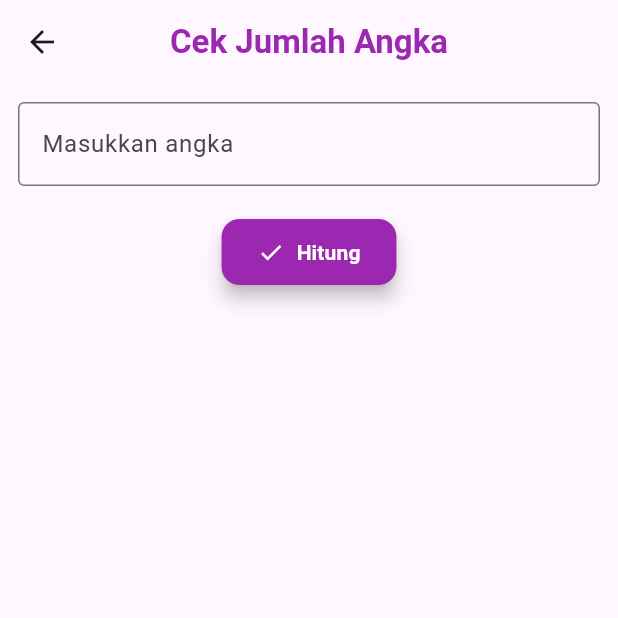
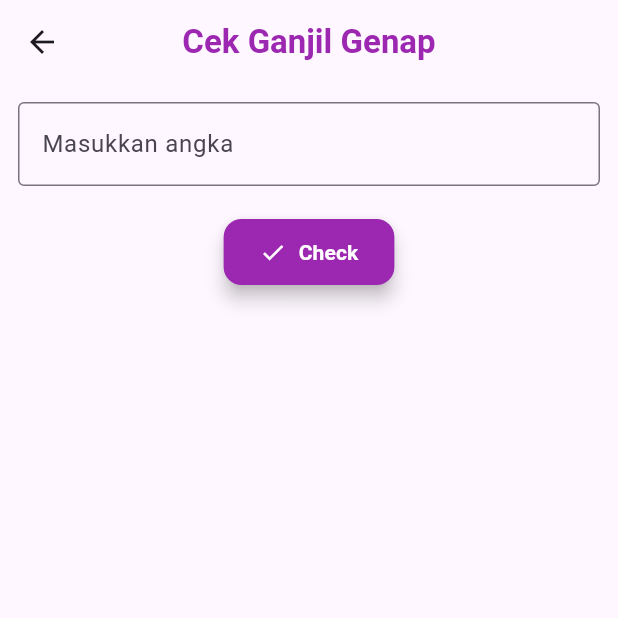
Before and after one commit to abeaar/Mobile-App, a Flutter app: the GanjilGenap screen opened by its route, on a phone screen of 412 x 824 dp, the top half of it. Run offline on Flutter 3.47's test engine with Material 3 defaults, Android fonts, the phone set to English and light mode, and no system bars.

Commit message:
fix main faiz

```diff
--- a/lib/ganjil_genap.dart
+++ b/lib/ganjil_genap.dart
@@ -13,8 +13,10 @@ class _GanjilGenapState extends State<GanjilGenap> {
     String inputUser = _controller.text;
     if (inputUser.isEmpty) return;
 
-    int count = inputUser.length;
-    String message = "Jumlah angka: $count";
+    int? number = int.tryParse(inputUser);
+    if (number == null) return;
+
+    String message = (number % 2 == 0) ? "Angka Genap" : "Angka Ganjil";
 
     // Munculkan Alert Dialog
     showDialog(
@@ -41,7 +43,7 @@ class _GanjilGenapState extends State<GanjilGenap> {
       ),
     );
 
-    // Kosongkan input setelah submit
+    // Kosongkan input setelah submit (opsional)
     _controller.clear();
   }
 
@@ -50,7 +52,7 @@ class _GanjilGenapState extends State<GanjilGenap> {
     return Scaffold(
       appBar: AppBar(
         title: Text(
-          "Cek Jumlah Angka",
+          "Cek Ganjil Genap",
           style: TextStyle(fontWeight: FontWeight.w600, color: Colors.purple),
         ),
         centerTitle: true,
@@ -60,7 +62,7 @@ class _GanjilGenapState extends State<GanjilGenap> {
         child: Column(
           children: [
             TextField(
-              controller: _controller,
+              controller: _controller, // Tambahkan controller di sini
               keyboardType: TextInputType.number,
               inputFormatters: [
                 FilteringTextInputFormatter.digitsOnly,
@@ -71,22 +73,25 @@ class _GanjilGenapState extends State<GanjilGenap> {
                 labelText: "Masukkan angka",
               ),
             ),
-            SizedBox(height: 20),
+            SizedBox(height: 20), // Tambahkan jarak biar UI lebih rapi
             ElevatedButton.icon(
               onPressed: checkNumber,
-              icon: Icon(Icons.check, color: Colors.white),
+              icon:
+                  Icon(Icons.check, color: Colors.white), // Tambahin icon check
               label: Text(
-                "Hitung",
+                "Check",
                 style: TextStyle(fontSize: 14, fontWeight: FontWeight.bold),
               ),
               style: ElevatedButton.styleFrom(
-                foregroundColor: Colors.white,
-                backgroundColor: Colors.purple,
-                padding: EdgeInsets.symmetric(horizontal: 24, vertical: 12),
+                foregroundColor: Colors.white, // Warna teks
+                backgroundColor: Colors.purple, // Warna background
+                padding: EdgeInsets.symmetric(
+                    horizontal: 24, vertical: 12), // Ukuran padding
                 shape: RoundedRectangleBorder(
-                  borderRadius: BorderRadius.circular(12),
+                  borderRadius:
+                      BorderRadius.circular(12), // Bikin rounded button
                 ),
-                elevation: 5,
+                elevation: 5, // efek shadow
               ),
             ),
           ],
@@ -95,9 +100,3 @@ class _GanjilGenapState extends State<GanjilGenap> {
     );
   }
 }
-
-// void main() {
-//   runApp(MaterialApp(
-//     home: GanjilGenap(),
-//   ));
-// }
--- a/lib/main.dart
+++ b/lib/main.dart
@@ -4,8 +4,8 @@ import 'home.dart';
 import 'kalkulator.dart';
 import 'login.dart';
 import 'registrasi.dart';
+import 'banyak_angka.dart';
 import 'ganjil_genap.dart';
-import 'banyak_angka.dart';
 
 void main() {
   runApp(const MyApp());
@@ -44,9 +44,8 @@ class MyApp extends StatelessWidget {
         '/register': (context) => const RegisterPage(),
         '/home': (context) => const HomePage(username: 'User'),  // Ganti sesuai nama pengguna
         '/kalkulator': (context) => const KalkulatorPage(),  // Rute untuk kalkulator
-        '/ganjil_genap': (context) => GanjilGenap(),  // Rute untuk kalkulator
+        '/ganjil_genap': (context) => GanjilGenap(),  // Rute untuk ganjil genap
         '/banyak_angka': (context) => BanyakAngka(),  // Rute untuk kalkulator
-
       },
     );
   }
```
Also changed, not shown: lib/banyak_angka.dart (+17 -25 lines), lib/home.dart (+7 -33 lines).
